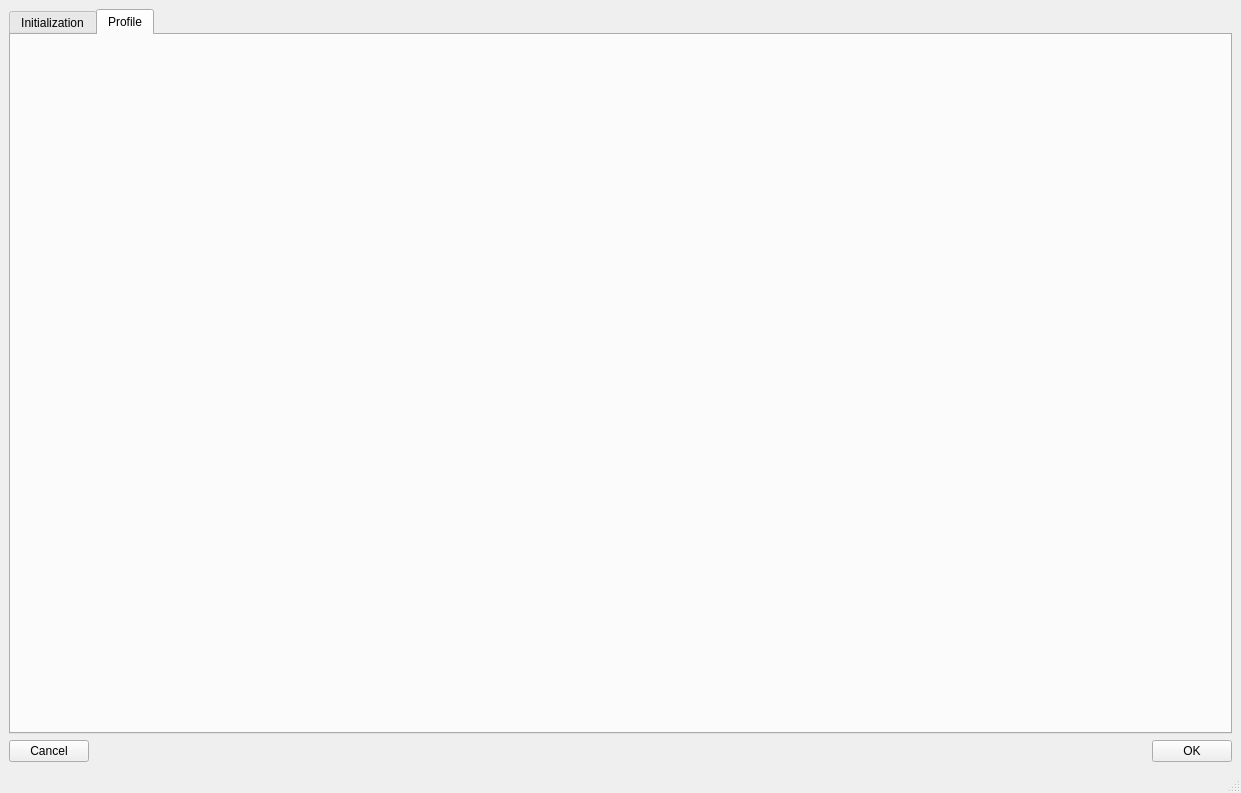
Before: the Qt Designer form ui/ui_radial_profile.ui in neutronimaging/python_notebooks, drawn with Qt 5.
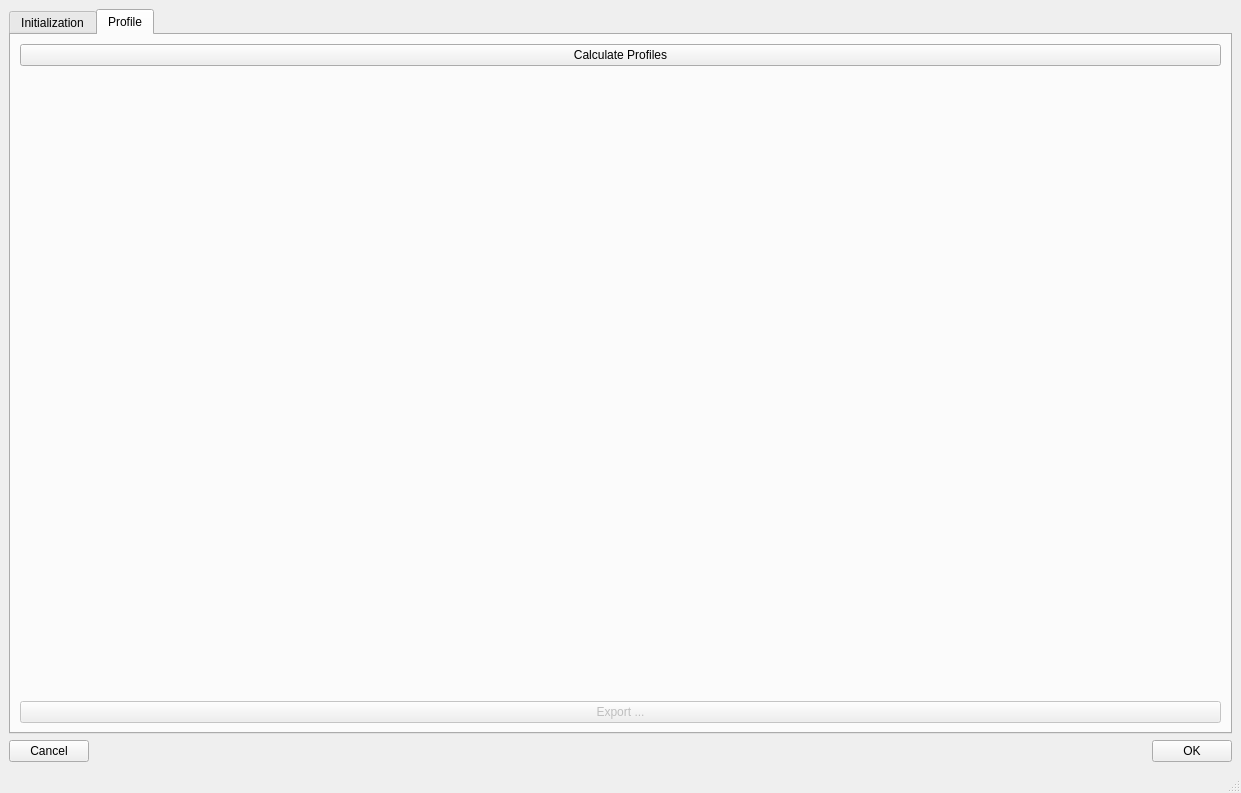
After: the same form once the commit is applied. The open tabs and pages were chosen to show the change.

Commit message: Modified ui to prepare room for profiles ui (calculation, display and export)

```diff
--- a/ui/ui_radial_profile.ui
+++ b/ui/ui_radial_profile.ui
@@ -460,6 +460,35 @@
        <attribute name="title">
         <string>Profile</string>
        </attribute>
+       <layout class="QVBoxLayout" name="verticalLayout_6">
+        <item>
+         <widget class="QPushButton" name="calculate_profiles_button">
+          <property name="text">
+           <string>Calculate Profiles</string>
+          </property>
+         </widget>
+        </item>
+        <item>
+         <widget class="QWidget" name="widget_profile" native="true">
+          <property name="sizePolicy">
+           <sizepolicy hsizetype="Expanding" vsizetype="Expanding">
+            <horstretch>0</horstretch>
+            <verstretch>0</verstretch>
+           </sizepolicy>
+          </property>
+         </widget>
+        </item>
+        <item>
+         <widget class="QPushButton" name="export_profiles_button">
+          <property name="enabled">
+           <bool>false</bool>
+          </property>
+          <property name="text">
+           <string>Export ...</string>
+          </property>
+         </widget>
+        </item>
+       </layout>
       </widget>
      </widget>
     </item>
```
